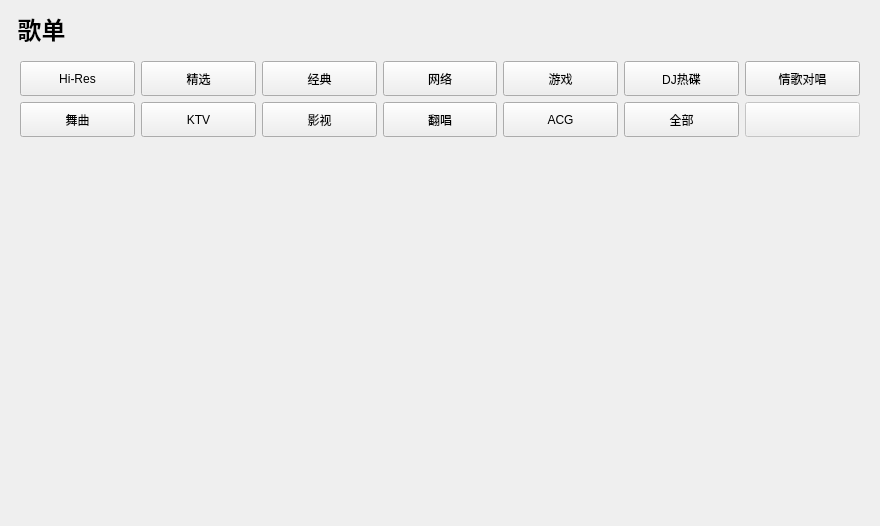
a-mo-xi-wei/Qt-KuGouAppClient, file KuGouStart/SongList/SongList.ui: the form before one commit.
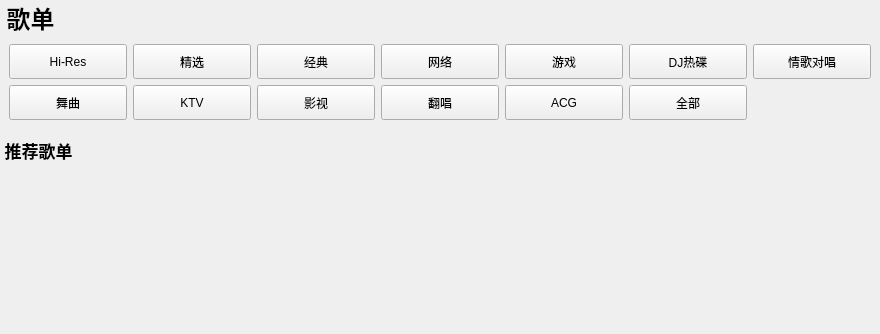
The form after the commit. Custom widgets are drawn as their Qt base class.

```diff
--- a/KuGouStart/SongList/SongList.ui
+++ b/KuGouStart/SongList/SongList.ui
@@ -7,13 +7,64 @@
     <x>0</x>
     <y>0</y>
     <width>880</width>
-    <height>526</height>
+    <height>334</height>
    </rect>
   </property>
   <property name="windowTitle">
    <string>SongList</string>
   </property>
   <layout class="QVBoxLayout" name="verticalLayout_2">
+   <property name="spacing">
+    <number>0</number>
+   </property>
+   <property name="leftMargin">
+    <number>0</number>
+   </property>
+   <property name="topMargin">
+    <number>0</number>
+   </property>
+   <property name="rightMargin">
+    <number>0</number>
+   </property>
+   <property name="bottomMargin">
+    <number>0</number>
+   </property>
+   <item>
+    <widget class="MyScrollArea" name="scrollArea">
+     <property name="frameShape">
+      <enum>QFrame::NoFrame</enum>
+     </property>
+     <property name="horizontalScrollBarPolicy">
+      <enum>Qt::ScrollBarAlwaysOff</enum>
+     </property>
+     <property name="widgetResizable">
+      <bool>true</bool>
+     </property>
+     <widget class="QWidget" name="scrollAreaWidgetContents">
+      <property name="geometry">
+       <rect>
+        <x>0</x>
+        <y>0</y>
+        <width>880</width>
+        <height>334</height>
+       </rect>
+      </property>
+      <layout class="QVBoxLayout" name="verticalLayout_3">
+       <property name="spacing">
+        <number>0</number>
+       </property>
+       <property name="leftMargin">
+        <number>0</number>
+       </property>
+       <property name="topMargin">
+        <number>0</number>
+       </property>
+       <property name="rightMargin">
+        <number>0</number>
+       </property>
+       <property name="bottomMargin">
+        <number>0</number>
+       </property>
    <item>
     <widget class="QLabel" name="title_label">
      <property name="font">
@@ -39,6 +90,9 @@
       </sizepolicy>
      </property>
      <layout class="QGridLayout" name="gridLayout">
+          <property name="bottomMargin">
+           <number>18</number>
+          </property>
       <item row="0" column="0">
        <widget class="QToolButton" name="Hi_toolButton">
         <property name="sizePolicy">
@@ -404,57 +458,14 @@
        </widget>
       </item>
       <item row="1" column="6">
-       <widget class="QToolButton" name="toolButton_14">
-        <property name="enabled">
-         <bool>false</bool>
-        </property>
-        <property name="sizePolicy">
-         <sizepolicy hsizetype="Expanding" vsizetype="Fixed">
-          <horstretch>0</horstretch>
-          <verstretch>0</verstretch>
-         </sizepolicy>
-        </property>
-        <property name="minimumSize">
-         <size>
-          <width>0</width>
-          <height>35</height>
-         </size>
-        </property>
-        <property name="maximumSize">
-         <size>
-          <width>16777215</width>
-          <height>35</height>
-         </size>
-        </property>
-        <property name="text">
-         <string/>
-        </property>
-        <property name="toolButtonStyle">
-         <enum>Qt::ToolButtonFollowStyle</enum>
-        </property>
-       </widget>
-      </item>
-     </layout>
-    </widget>
-   </item>
-   <item>
-    <widget class="QWidget" name="table_widget" native="true">
-     <property name="sizePolicy">
-      <sizepolicy hsizetype="Preferred" vsizetype="Expanding">
-       <horstretch>0</horstretch>
-       <verstretch>0</verstretch>
-      </sizepolicy>
-     </property>
-     <layout class="QVBoxLayout" name="verticalLayout">
-      <item>
-       <spacer name="verticalSpacer">
+           <spacer name="horizontalSpacer">
         <property name="orientation">
-         <enum>Qt::Vertical</enum>
+             <enum>Qt::Horizontal</enum>
         </property>
         <property name="sizeHint" stdset="0">
          <size>
-          <width>20</width>
-          <height>346</height>
+              <width>40</width>
+              <height>20</height>
          </size>
         </property>
        </spacer>
@@ -462,6 +473,37 @@
      </layout>
     </widget>
    </item>
+       <item>
+        <widget class="QLabel" name="title_label_2">
+         <property name="font">
+          <font>
+           <pointsize>13</pointsize>
+           <bold>true</bold>
+          </font>
+         </property>
+         <property name="text">
+          <string> 推荐歌单</string>
+         </property>
+         <property name="margin">
+          <number>2</number>
+         </property>
+        </widget>
+       </item>
+       <item>
+        <widget class="QWidget" name="table_widget" native="true">
+         <property name="sizePolicy">
+          <sizepolicy hsizetype="Preferred" vsizetype="Expanding">
+           <horstretch>0</horstretch>
+           <verstretch>0</verstretch>
+          </sizepolicy>
+         </property>
+         <layout class="QVBoxLayout" name="verticalLayout"/>
+        </widget>
+       </item>
+      </layout>
+     </widget>
+    </widget>
+   </item>
   </layout>
  </widget>
  <customwidgets>
@@ -470,6 +512,12 @@
    <extends>QToolButton</extends>
    <header>IconBesideTextToolButton.h</header>
   </customwidget>
+  <customwidget>
+   <class>MyScrollArea</class>
+   <extends>QScrollArea</extends>
+   <header>MyScrollArea.h</header>
+   <container>1</container>
+  </customwidget>
  </customwidgets>
  <resources/>
  <connections/>
```
Lines whose indentation alone changed are shown as unchanged.
